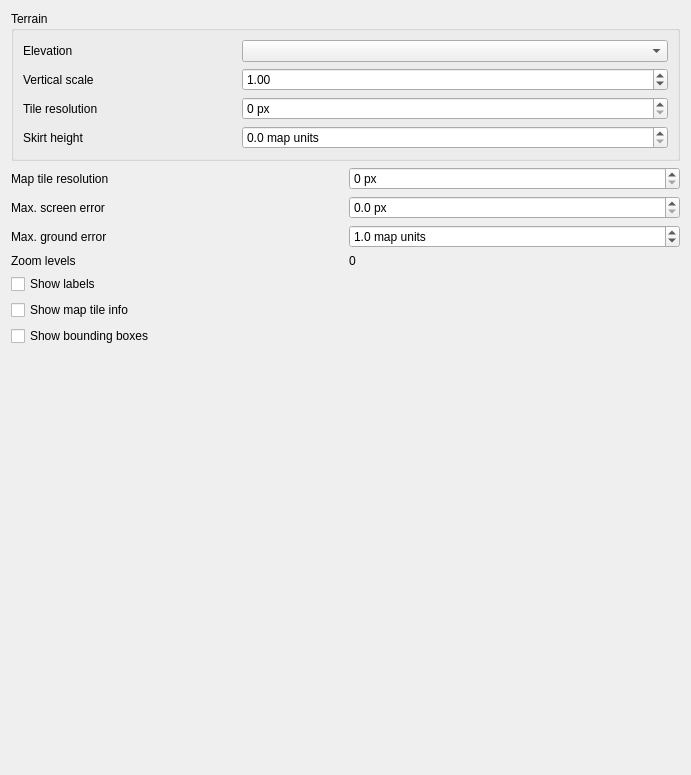
The window that src/ui/3d/map3dconfigwidget.ui (qgis/QGIS) describes before a commit, drawn with Qt 5.
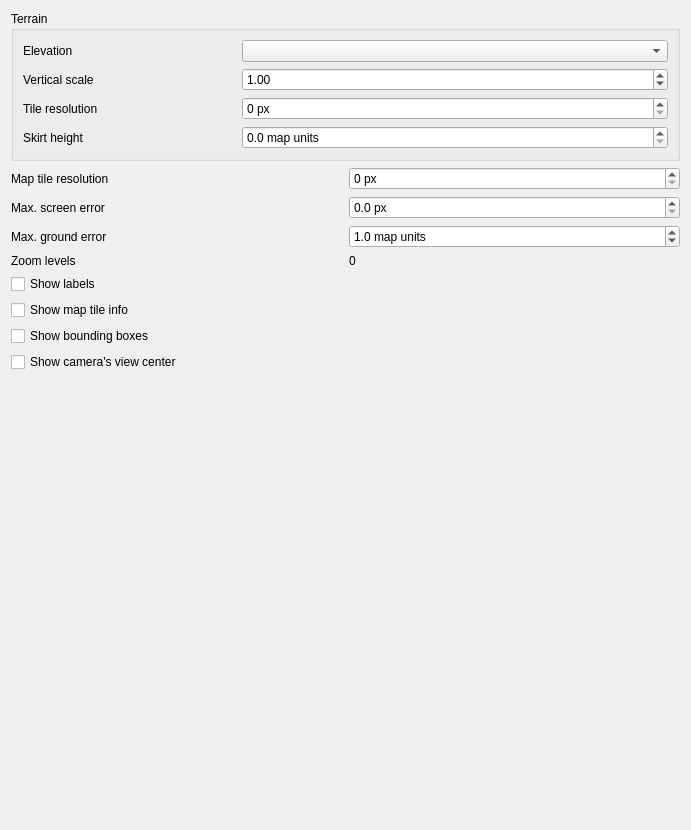
The same window after the commit. Custom widgets are drawn as their Qt base class.

Commit message: Fix issues with camera view center adjustments + option to show the center

Patch:
```diff
--- a/src/ui/3d/map3dconfigwidget.ui
+++ b/src/ui/3d/map3dconfigwidget.ui
@@ -7,7 +7,7 @@
     <x>0</x>
     <y>0</y>
     <width>691</width>
-    <height>775</height>
+    <height>830</height>
    </rect>
   </property>
   <property name="windowTitle">
@@ -186,6 +186,13 @@
      </property>
     </widget>
    </item>
+   <item>
+    <widget class="QCheckBox" name="chkShowCameraViewCenter">
+     <property name="text">
+      <string>Show camera's view center</string>
+     </property>
+    </widget>
+   </item>
    <item>
     <spacer name="verticalSpacer">
      <property name="orientation">
```
The commit also changes 9 other files.
